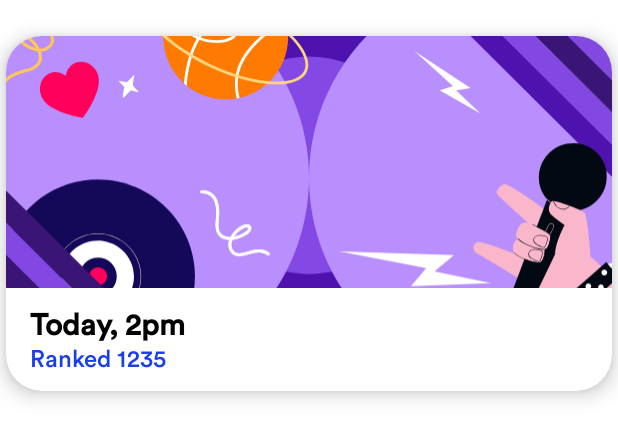
After one commit to harshabhadra/Quiz-demo, an Android app: the layout past_quiz_item_layout.xml on its own in the app's theme, with its tools: preview values and no code run, on a phone screen of 412 x 824 dp. The commit adds this screen. Shown: the top 439 px of the screen. Run offline under Robolectric (Android 15) with nearby library versions, the phone set to English and light mode, and no system bars.

Commit message:
past quizzes screen added

```diff
--- a/app/src/main/java/com/quiz/app/ui/profile/credit/CreditAdapter.kt
+++ b/app/src/main/java/com/quiz/app/ui/profile/credit/CreditAdapter.kt
@@ -33,8 +33,8 @@ class CreditDataAdapter :
         fun bind(creditData: CreditData) {
             titleTextView.text = creditData.title
             dateTextView.text = creditData.date
-            creditTextView.text = creditData.credit.toString()
-            amountTextView.text = creditData.amount.toString()
+            creditTextView.text = "(${creditData.credit} credits)"
+            amountTextView.text = "$${creditData.amount}"
         }
     }
 
--- a/app/src/main/res/layout/fragment_credit_activity.xml
+++ b/app/src/main/res/layout/fragment_credit_activity.xml
@@ -13,7 +13,8 @@
 
         <LinearLayout
             android:layout_width="match_parent"
-            android:layout_height="match_parent">
+            android:layout_height="match_parent"
+            android:layout_marginEnd="16dp">
 
             <ImageView
                 android:id="@+id/back"
--- /dev/null
+++ b/app/src/main/res/layout/past_quiz_item_layout.xml
@@ -0,0 +1,56 @@
+<?xml version="1.0" encoding="utf-8"?>
+<com.google.android.material.card.MaterialCardView android:id="@+id/upcoming_quiz_item_card"
+    xmlns:android="http://schemas.android.com/apk/res/android"
+    xmlns:app="http://schemas.android.com/apk/res-auto"
+    android:layout_width="match_parent"
+    android:layout_height="wrap_content"
+    android:layout_marginTop="24dp"
+    app:cardElevation="8dp"
+    app:cardCornerRadius="24dp"
+    android:layout_marginBottom="4dp"
+    android:layout_marginStart="4dp"
+    android:layout_marginEnd="4dp"
+    xmlns:tools="http://schemas.android.com/tools">
+
+    <androidx.constraintlayout.widget.ConstraintLayout
+        android:layout_width="match_parent"
+        android:layout_height="wrap_content">
+
+        <ImageView
+            android:id="@+id/thumbnailImageView"
+            android:layout_width="0dp"
+            android:layout_height="wrap_content"
+            android:scaleType="centerCrop"
+            app:layout_constraintEnd_toEndOf="parent"
+            app:layout_constraintStart_toStartOf="parent"
+            app:layout_constraintTop_toTopOf="parent"
+            app:srcCompat="@drawable/demo_back"
+            android:contentDescription="@string/image_showing_quiz_thumbnail" />
+
+        <TextView
+            android:id="@+id/quizDateTv"
+            android:layout_width="wrap_content"
+            android:layout_height="wrap_content"
+            android:layout_marginStart="16dp"
+            android:layout_marginTop="11dp"
+            tools:text="Today, 2pm"
+            android:textStyle="bold"
+            android:textColor="@color/black"
+            android:textSize="20sp"
+            app:layout_constraintStart_toStartOf="parent"
+            app:layout_constraintTop_toBottomOf="@+id/thumbnailImageView" />
+
+        <TextView
+            android:id="@+id/rank_tv"
+            android:layout_width="wrap_content"
+            android:layout_height="wrap_content"
+            android:layout_marginBottom="12dp"
+            tools:text="Ranked 1235"
+            android:textColor="@color/dark_blue"
+            android:textSize="16sp"
+            app:layout_constraintBottom_toBottomOf="parent"
+            app:layout_constraintStart_toStartOf="@+id/quizDateTv"
+            app:layout_constraintTop_toBottomOf="@+id/quizDateTv" />
+
+    </androidx.constraintlayout.widget.ConstraintLayout>
+</com.google.android.material.card.MaterialCardView>
--- a/app/src/main/res/values/strings.xml
+++ b/app/src/main/res/values/strings.xml
@@ -169,6 +169,7 @@
     <string name="what_were_you_good_at">What were you good at?</string>
     <string name="you_are_knowledgeable_in_90s_music_80_of_your_fastest_answers_were_base_on_those_questions">You are knowledgeable in 90s music. 80% of your fastest answers were base on those questions.</string>
     <string name="credit_activity">Credit Activity</string>
+    <string name="past_quizzes">Past Quizzes</string>
 
 
 </resources>
```
Also changed, not shown: app/src/main/java/com/quiz/app/domain/model/PastQuiz.kt (added, +7 -0 lines), app/src/main/java/com/quiz/app/ui/profile/pastQuizzes/PastQuizListAdapter.kt (added, +52 -0 lines), app/src/main/java/com/quiz/app/ui/profile/pastQuizzes/PastQuizzesFragment.kt (+21 -5 lines), app/src/main/res/layout/fragment_past_quizzes.xml (+40 -6 lines).
